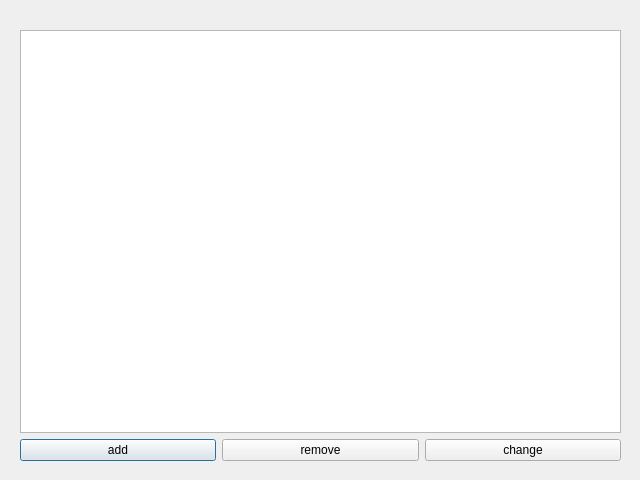
Before: the Qt Designer form qtTesting/dialoglistview.ui in ZulusK/courseWork_1, drawn with Qt 5.
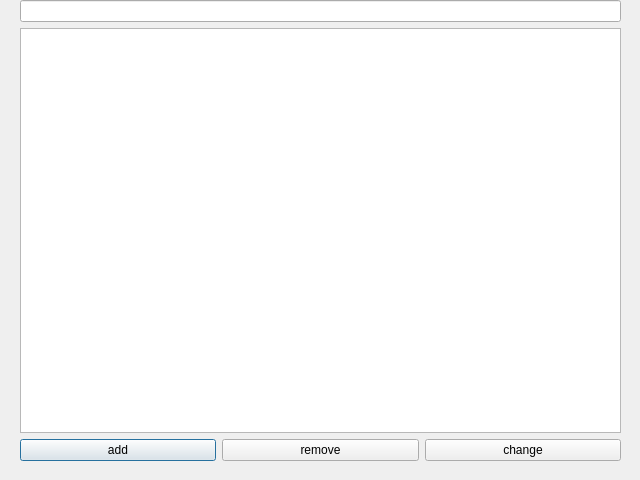
After: the same form once the commit is applied.

```diff
--- a/qtTesting/dialoglistview.ui
+++ b/qtTesting/dialoglistview.ui
@@ -17,11 +17,16 @@
    <property name="geometry">
     <rect>
      <x>20</x>
-     <y>30</y>
+     <y>0</y>
      <width>601</width>
-     <height>431</height>
+     <height>461</height>
     </rect>
    </property>
+   <layout class="QVBoxLayout" name="verticalLayout_2">
+    <item>
+     <widget class="QLineEdit" name="lineEdit"/>
+    </item>
+    <item>
    <layout class="QVBoxLayout" name="verticalLayout">
     <item>
      <widget class="QListView" name="listView">
@@ -52,6 +57,8 @@
          <string>change</string>
         </property>
        </widget>
+        </item>
+       </layout>
       </item>
      </layout>
     </item>
```
Lines whose indentation alone changed are shown as unchanged.
